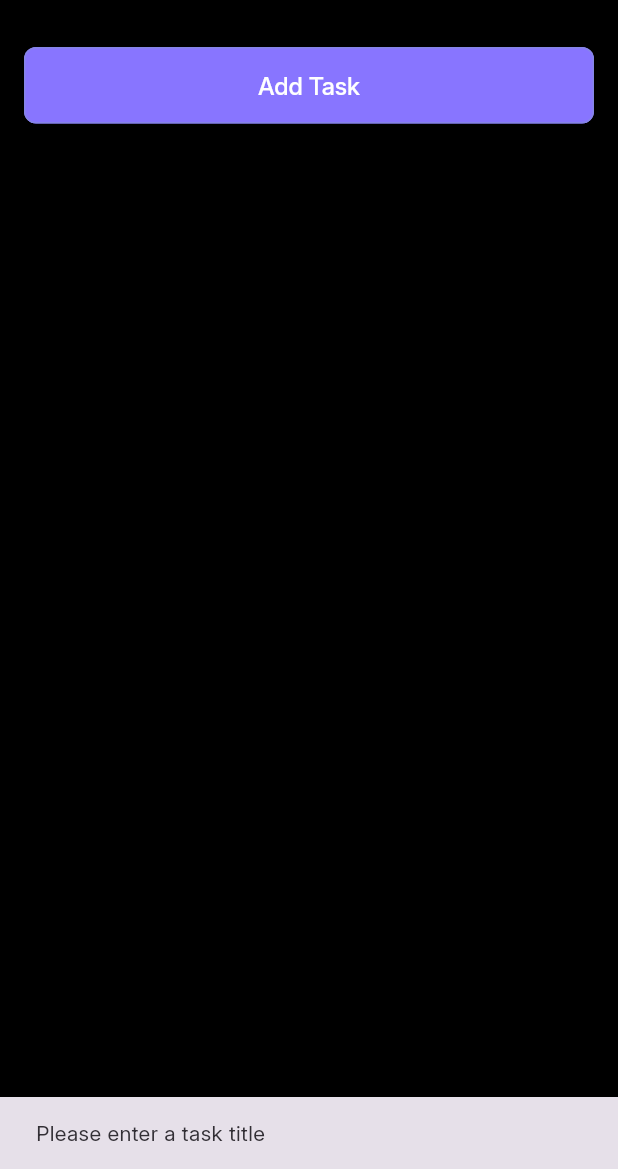
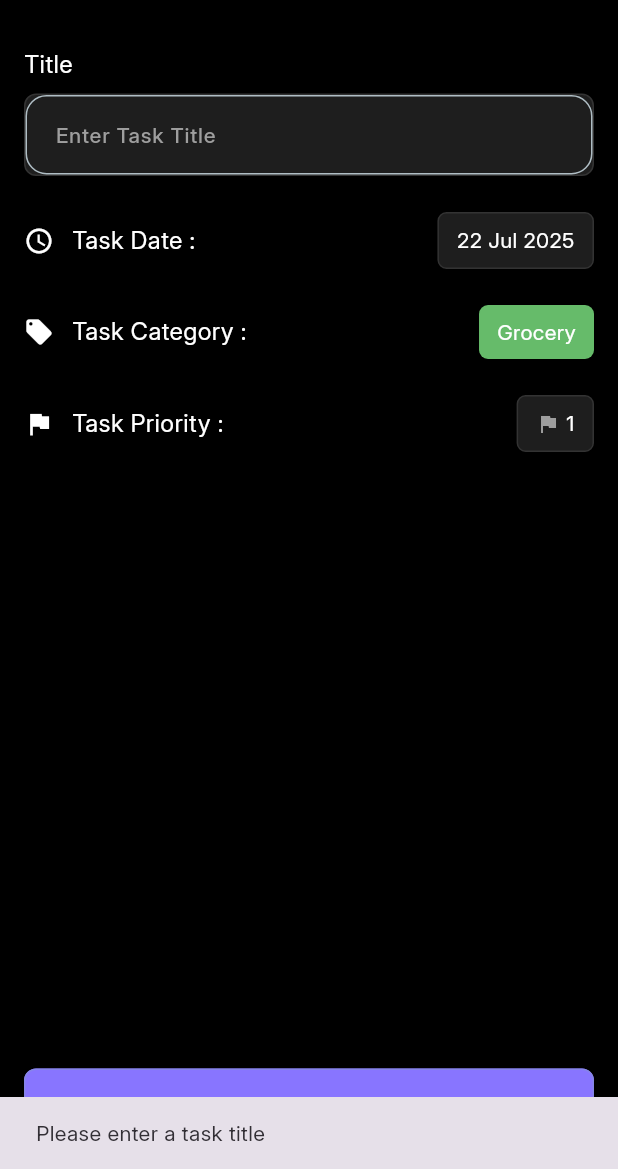
Before and after one commit to shaikhikram04/flutter-todo-app, a Flutter app: the AddTaskScreen screen opened directly, after a tap on "Add Task", on a phone screen of 412 x 824 dp, the part 67-1236 px from its top. Run offline on Flutter 3.47's test engine with Material 3 defaults, Android fonts, the light colour scheme and no system bars; our stand-ins replace equatable, flutter_bloc, sqflite; accounts and stored records are empty.

Commit message:
bug fix: Solve Add Task bug

```diff
--- a/lib/features/tasks/presentation/bloc/add_task/add_task_bloc.dart
+++ /dev/null
@@ -1,22 +0,0 @@
-import 'package:flutter_bloc/flutter_bloc.dart';
-
-import 'add_task_event.dart';
-import 'add_task_state.dart';
-
-class AddTaskBloc extends Bloc<AddTaskEvent, AddTaskState> {
-  AddTaskBloc() : super(AddTaskInitial()) {
-    on<AddTaskButtonPressed>(_onAddTask);
-  }
-
-  Future<void> _onAddTask(
-    AddTaskButtonPressed event,
-    Emitter<AddTaskState> emit,
-  ) async {
-    emit(AddTaskLoading());
-    try {
-      emit(AddTaskSuccess());
-    } catch (e) {
-      emit(AddTaskFailure(e.toString()));
-    }
-  }
-}
--- a/lib/features/tasks/presentation/bloc/add_task/add_task_event.dart
+++ /dev/null
@@ -1,9 +0,0 @@
-
-import 'package:up_todo/features/tasks/domain/entities/task.dart';
-
-abstract class AddTaskEvent {}
-
-class AddTaskButtonPressed extends AddTaskEvent {
-  final Task task;
-  AddTaskButtonPressed(this.task);
-}
--- a/lib/features/tasks/presentation/bloc/add_task/add_task_state.dart
+++ /dev/null
@@ -1,29 +0,0 @@
-import 'package:up_todo/core/utils/constants.dart';
-
-abstract class AddTaskState {
-  final DateTime? selectedDate;
-  final CategoryItem? selectedCategory;
-  final int? selectedPriority;
-
-  const AddTaskState({this.selectedDate, this.selectedCategory, this.selectedPriority});
-}
-
-class AddTaskInitial extends AddTaskState {
-  AddTaskInitial()
-      : super(
-          selectedDate: DateTime.now(),
-          selectedCategory: CategoryConstants.categories.first,
-          selectedPriority: 1,
-        );
-}
-
-class AddTaskLoading extends AddTaskState {
-  AddTaskLoading({super.selectedDate, super.selectedCategory, super.selectedPriority});
-}
-
-class AddTaskSuccess extends AddTaskState {}
-
-class AddTaskFailure extends AddTaskState {
-  final String error;
-  AddTaskFailure(this.error);
-}
--- a/lib/features/tasks/presentation/bloc/tasks/task_event.dart
+++ b/lib/features/tasks/presentation/bloc/task_event.dart
@@ -1,5 +1,5 @@
 import 'package:equatable/equatable.dart';
-import '../../../domain/entities/task.dart';
+import '../../domain/entities/task.dart';
 
 abstract class TaskEvent extends Equatable {
   const TaskEvent();
--- a/lib/features/tasks/presentation/bloc/tasks/task_state.dart
+++ b/lib/features/tasks/presentation/bloc/task_state.dart
@@ -1,5 +1,5 @@
 import 'package:equatable/equatable.dart';
-import '../../../domain/entities/task.dart';
+import '../../domain/entities/task.dart';
 
 abstract class TaskState extends Equatable {
   const TaskState();
--- a/lib/features/tasks/presentation/screens/add_task_screen.dart
+++ b/lib/features/tasks/presentation/screens/add_task_screen.dart
@@ -1,35 +1,34 @@
 import 'package:flutter/material.dart';
 import 'package:flutter_bloc/flutter_bloc.dart';
+import 'package:intl/intl.dart';
 import 'package:up_todo/core/utils/constants.dart';
-import 'package:up_todo/features/tasks/presentation/bloc/add_task/add_task_bloc.dart';
-import 'package:up_todo/features/tasks/presentation/bloc/add_task/add_task_event.dart';
-import 'package:up_todo/features/tasks/presentation/bloc/add_task/add_task_state.dart';
+import 'package:up_todo/features/tasks/presentation/widgets/categories_dialog.dart';
 
 import '../../domain/entities/task.dart';
+import '../bloc/task_bloc.dart';
+import '../bloc/task_event.dart';
 
-class AddTaskScreen extends StatelessWidget {
-  AddTaskScreen({super.key});
+class AddTaskScreen extends StatefulWidget {
+  const AddTaskScreen({super.key});
 
-  final TextEditingController _titleController = TextEditingController();
+  @override
+  State<AddTaskScreen> createState() => _AddTaskScreenState();
+}
+
+class _AddTaskScreenState extends State<AddTaskScreen> {
+  final _titleController = TextEditingController();
+  DateTime _selectedDate = DateTime.now();
+  CategoryItem _selectedCategory = CategoryConstants.categories.first;
+  int _selectedPriority = 1;
+
+  @override
+  void dispose() {
+    _titleController.dispose();
+    super.dispose();
+  }
 
   @override
   Widget build(BuildContext context) {
-    return BlocConsumer<AddTaskBloc, AddTaskState>(
-      listener: (context, state) {
-        if (state is AddTaskSuccess) {
-          Navigator.pop(context);
-        } else if (state is AddTaskFailure) {
-          ScaffoldMessenger.of(context).showSnackBar(
-            SnackBar(content: Text(state.error)),
-          );
-        }
-      },
-      builder: (context, state) {
-        // You can get the current values from the bloc state
-        final selectedDate = state.selectedDate ?? DateTime.now();
-        final selectedCategory = state.selectedCategory ?? CategoryConstants.categories.first;
-        final selectedPriority = state.selectedPriority ?? 1;
-
     return Scaffold(
       appBar: AppBar(
         title: const Text('Task'),
@@ -43,6 +42,146 @@ class AddTaskScreen extends StatelessWidget {
         child: Column(
           crossAxisAlignment: CrossAxisAlignment.start,
           children: [
+            // Title
+            const Text(
+              'Title',
+              style: TextStyle(color: Colors.white, fontSize: 16),
+            ),
+            const SizedBox(height: 8),
+            Container(
+              decoration: BoxDecoration(
+                color: const Color(0xFF1E1E1E),
+                borderRadius: BorderRadius.circular(8),
+                border: Border.all(color: const Color(0xFF333333)),
+              ),
+              child: TextField(
+                controller: _titleController,
+                decoration: const InputDecoration(
+                  hintText: 'Enter Task Title',
+                  hintStyle: TextStyle(color: Colors.grey),
+                  border: InputBorder.none,
+                  contentPadding: EdgeInsets.all(16),
+                ),
+                style: const TextStyle(color: Colors.white),
+              ),
+            ),
+            const SizedBox(height: 24),
+
+            // Task Date
+            Row(
+              children: [
+                const Icon(Icons.access_time, color: Colors.white, size: 20),
+                const SizedBox(width: 12),
+                const Text(
+                  'Task Date :',
+                  style: TextStyle(color: Colors.white, fontSize: 16),
+                ),
+                const Spacer(),
+                GestureDetector(
+                  onTap: () async {
+                    final date = await showDatePicker(
+                      context: context,
+                      initialDate: _selectedDate,
+                      firstDate: DateTime.now(),
+                      lastDate: DateTime(2030),
+                    );
+                    if (date != null) {
+                      setState(() {
+                        _selectedDate = date;
+                      });
+                    }
+                  },
+                  child: Container(
+                    padding: const EdgeInsets.symmetric(horizontal: 12, vertical: 8),
+                    decoration: BoxDecoration(
+                      color: const Color(0xFF1E1E1E),
+                      borderRadius: BorderRadius.circular(6),
+                      border: Border.all(color: const Color(0xFF333333)),
+                    ),
+                    child: Text(
+                      DateFormat('dd MMM yyyy').format(_selectedDate),
+                      style: const TextStyle(color: Colors.white),
+                    ),
+                  ),
+                ),
+              ],
+            ),
+            const SizedBox(height: 24),
+
+            // Task Category
+            Row(
+              children: [
+                const Icon(Icons.local_offer, color: Colors.white, size: 20),
+                const SizedBox(width: 12),
+                const Text(
+                  'Task Category :',
+                  style: TextStyle(color: Colors.white, fontSize: 16),
+                ),
+                const Spacer(),
+                GestureDetector(
+                  onTap: () {
+                    _showCategoryPicker();
+                  },
+                  child: Container(
+                    padding: const EdgeInsets.symmetric(horizontal: 12, vertical: 8),
+                    decoration: BoxDecoration(
+                      color: _selectedCategory.color,
+                      borderRadius: BorderRadius.circular(6),
+                    ),
+                    child: Text(
+                      _selectedCategory.name,
+                      style: const TextStyle(color: Colors.white),
+                    ),
+                  ),
+                ),
+              ],
+            ),
+            const SizedBox(height: 24),
+
+            // Task Priority
+            Row(
+              children: [
+                const Icon(Icons.flag, color: Colors.white, size: 20),
+                const SizedBox(width: 12),
+                const Text(
+                  'Task Priority :',
+                  style: TextStyle(color: Colors.white, fontSize: 16),
+                ),
+                const Spacer(),
+                GestureDetector(
+                  onTap: () {
+                    setState(() {
+                      if (_selectedPriority < 5) {
+                        _selectedPriority++;
+                      } else {
+                        _selectedPriority = 1;
+                      }
+                    });
+                  },
+                  child: Container(
+                    padding: const EdgeInsets.symmetric(horizontal: 12, vertical: 8),
+                    decoration: BoxDecoration(
+                      color: const Color(0xFF1E1E1E),
+                      borderRadius: BorderRadius.circular(6),
+                      border: Border.all(color: const Color(0xFF333333)),
+                    ),
+                    child: Row(
+                      mainAxisSize: MainAxisSize.min,
+                      children: [
+                        const Icon(Icons.flag, color: Colors.grey, size: 16),
+                        const SizedBox(width: 4),
+                        Text(
+                          _selectedPriority.toString(),
+                          style: const TextStyle(color: Colors.white),
+                        ),
+                      ],
+                    ),
+                  ),
+                ),
+              ],
+            ),
+            const Spacer(),
+
             SizedBox(
               width: double.infinity,
               child: ElevatedButton(
@@ -50,14 +189,17 @@ class AddTaskScreen extends StatelessWidget {
                   if (_titleController.text.trim().isNotEmpty) {
                     final task = Task(
                       title: _titleController.text.trim(),
-                          category: selectedCategory.name,
-                          priority: selectedPriority,
-                          date: selectedDate,
+                      category: _selectedCategory.name,
+                      priority: _selectedPriority,
+                      date: _selectedDate,
                       isCompleted: false,
                       createdAt: DateTime.now(),
                     );
-                        context.read<AddTaskBloc>().add(AddTaskButtonPressed(task));
+
+                    context.read<TaskBloc>().add(AddTaskEvent(task));
+                    Navigator.pop(context);
                   } else {
+                    ScaffoldMessenger.of(context).clearSnackBars();
                     ScaffoldMessenger.of(context).showSnackBar(
                       const SnackBar(
                         content: Text('Please enter a task title'),
@@ -86,7 +228,13 @@ class AddTaskScreen extends StatelessWidget {
         ),
       ),
     );
-      },
-    );
+  }
+
+  void _showCategoryPicker() {
+    CategoryDialog.show(context, onCategorySelected: (CategoryItem category) {
+      setState(() {
+        _selectedCategory = category;
+      });
+    });
   }
 }
--- a/lib/features/tasks/presentation/screens/task_screen.dart
+++ b/lib/features/tasks/presentation/screens/task_screen.dart
@@ -1,8 +1,8 @@
 import 'package:flutter/material.dart';
 import 'package:flutter_bloc/flutter_bloc.dart';
 import 'package:up_todo/core/utils/colors.dart';
-import 'package:up_todo/features/tasks/presentation/bloc/tasks/task_bloc.dart';
-import 'package:up_todo/features/tasks/presentation/bloc/tasks/task_state.dart';
+import 'package:up_todo/features/tasks/presentation/bloc/task_bloc.dart';
+import 'package:up_todo/features/tasks/presentation/bloc/task_state.dart';
 import 'package:up_todo/features/tasks/presentation/screens/add_task_screen.dart';
 import 'package:up_todo/features/tasks/presentation/widgets/no_task.dart';
 import 'package:up_todo/features/tasks/presentation/widgets/task_card.dart';
--- a/lib/features/tasks/presentation/widgets/task_card.dart
+++ b/lib/features/tasks/presentation/widgets/task_card.dart
@@ -2,8 +2,8 @@ import 'package:flutter/material.dart';
 import 'package:flutter_bloc/flutter_bloc.dart';
 import 'package:intl/intl.dart';
 import 'package:up_todo/features/tasks/domain/entities/task.dart';
-import 'package:up_todo/features/tasks/presentation/bloc/tasks/task_bloc.dart';
-import 'package:up_todo/features/tasks/presentation/bloc/tasks/task_event.dart';
+import 'package:up_todo/features/tasks/presentation/bloc/task_bloc.dart';
+import 'package:up_todo/features/tasks/presentation/bloc/task_event.dart';
 
 class TaskCard extends StatelessWidget {
   final Task task;
--- a/lib/main.dart
+++ b/lib/main.dart
@@ -9,8 +9,8 @@ import 'package:up_todo/features/tasks/domain/usecases/add_task.dart';
 import 'package:up_todo/features/tasks/domain/usecases/delete_task.dart';
 import 'package:up_todo/features/tasks/domain/usecases/get_tasks.dart';
 import 'package:up_todo/features/tasks/domain/usecases/update_task.dart';
-import 'package:up_todo/features/tasks/presentation/bloc/tasks/task_bloc.dart';
-import 'package:up_todo/features/tasks/presentation/bloc/tasks/task_event.dart';
+import 'package:up_todo/features/tasks/presentation/bloc/task_bloc.dart';
+import 'package:up_todo/features/tasks/presentation/bloc/task_event.dart';
 
 void main() {
   runApp(const MyApp());
```
Also changed, not shown: lib/features/tasks/presentation/bloc/task_bloc.dart (renamed from lib/features/tasks/presentation/bloc/tasks/task_bloc.dart, +4 -4 lines). Lines whose indentation alone changed are shown as unchanged.
